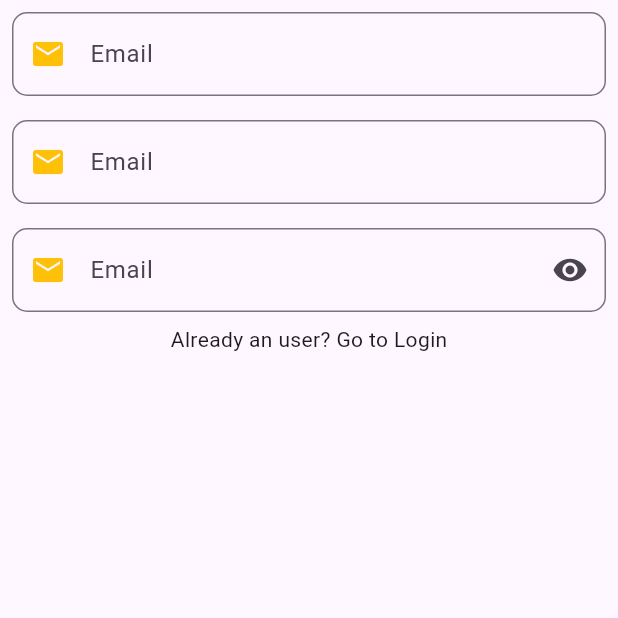
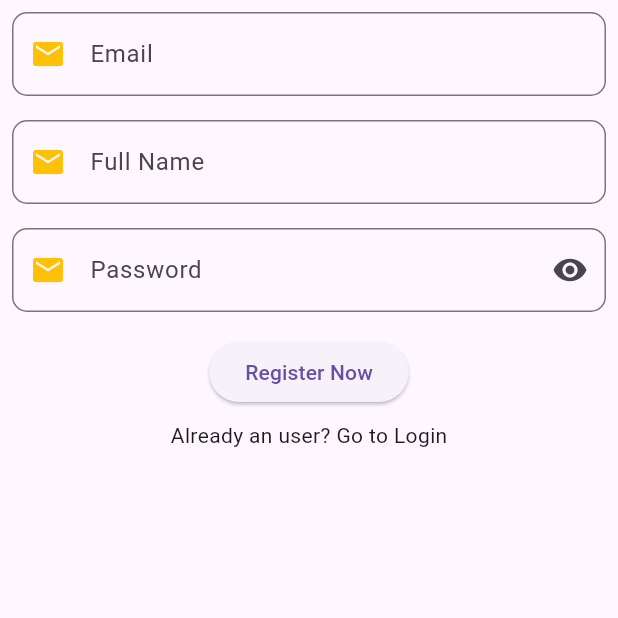
Before and after one commit to ritishbhardwaj/chat_app_flutter, a Flutter app: the screen it shows after launch, after a tap on an icon or button, on a phone screen of 412 x 824 dp, the top half of it. Run offline on Flutter 3.47's test engine with Material 3 defaults, Android fonts, the phone set to English and light mode, and no system bars; our stand-ins replace firebase_auth, firebase_core; accounts and stored records are empty.

Commit message:
"adding textediting controller to get the values out of the registration form and defining the function to store the value in the firebase"

```diff
--- a/lib/main.dart
+++ b/lib/main.dart
@@ -1,11 +1,27 @@
 
 
 
+import 'package:chat_app/firebase_options.dart';
 import 'package:chat_app/screens/login_screen.dart';
+import 'package:firebase_core/firebase_core.dart';
 import 'package:flutter/material.dart';
 
-void main(){
-  runApp(ChatApp());
+void main() async{
+
+
+  // YE line barhi important hai before continuing
+  //it ensures ki platform engine(on our local machine) chaalu ho chuka hai   like ios ka ios platform se and android ka android vale se
+  // so it is very important line
+  //this firebase engine then connects to the firebase platform and ensure the flow
+
+  WidgetsFlutterBinding.ensureInitialized();
+
+  // This line is being added via copy pasting from firebase site
+  await Firebase.initializeApp(
+    options: DefaultFirebaseOptions.currentPlatform,
+);
+
+  runApp(const ChatApp());
 }
 
 
--- a/lib/screens/login_screen.dart
+++ b/lib/screens/login_screen.dart
@@ -8,9 +8,10 @@ import 'package:chat_app/widgets/custom_text_field_widget.dart';
 import 'package:flutter/material.dart';
 
 class LoginScreen extends StatelessWidget {
-  const LoginScreen({super.key});
+   LoginScreen({super.key});
 
-
+  final passwordController = TextEditingController();
+  final emailController = TextEditingController();
 
 
   @override
@@ -22,8 +23,8 @@ class LoginScreen extends StatelessWidget {
           Text("Login", style:titleTextStyle,),
 
           //Email Vala Box
-          CustomTextField(hintText: "Email", isPassword: false, icon:Icons.email),
-          CustomTextField(hintText: "Password", isPassword: true, icon:Icons.lock),
+          CustomTextField(hintText: "Email", isPassword: false, icon:Icons.email,controller: emailController),
+          CustomTextField(hintText: "Password", isPassword: true, icon:Icons.lock, controller: passwordController,),
 
 
 
@@ -41,6 +42,7 @@ class LoginScreen extends StatelessWidget {
       ),
     );
   }
+  // Future<void>
 }
 
 // class CustomTextField extends StatelessWidget {
--- a/lib/screens/registration_screen.dart
+++ b/lib/screens/registration_screen.dart
@@ -1,21 +1,40 @@
 
 
 
+import 'dart:developer';
+
 import 'package:chat_app/widgets/custom_text_field_widget.dart';
+import 'package:firebase_auth/firebase_auth.dart';
 import 'package:flutter/material.dart';
 
 class RegistrationPage extends StatelessWidget {
-  const RegistrationPage({super.key});
+   RegistrationPage({super.key});
+
+  final nameController= TextEditingController();
+  final emailController= TextEditingController();
+  final passwordController= TextEditingController();
+
 
   @override
   Widget build(BuildContext context) {
     return Scaffold(
-      body: Column(
+      body: Center(
+        child: Column(
           children: [
 
-            CustomTextField(hintText: "Email", isPassword: false, icon: Icons.mail),
-            CustomTextField(hintText: "Full Name", isPassword: false, icon: Icons.mail),
-            CustomTextField(hintText: "Password", isPassword: true, icon: Icons.mail),
+              CustomTextField(hintText: "Email", isPassword: false, icon: Icons.mail, controller: emailController,),
+              CustomTextField(hintText: "Full Name", isPassword: false, icon: Icons.mail,controller: nameController),
+              CustomTextField(hintText: "Password", isPassword: true, icon: Icons.mail,controller: passwordController),
+
+              Padding(
+                padding: const EdgeInsets.all(8.0),
+                child: ElevatedButton(onPressed: (){
+
+                },
+                 child: Text("Register Now")
+
+                                ),
+              ),
 
               GestureDetector(
                 onTap: (){
@@ -25,6 +44,21 @@ class RegistrationPage extends StatelessWidget {
                 ),
           ],
         ),
+      ),
     );
   }
+  // Future<void> registerNewUser(String email , String password) async{
+  Future<void> registerNewUser() async{
+
+    final email = emailController.text;
+    final password=passwordController.text;
+    FirebaseAuth.instance.
+    createUserWithEmailAndPassword(email: email , password: password)
+    .then((value){
+
+      // iss syntax ka mtlb hai
+      log(value.user!.uid);
+    });
+
   }
+}
--- a/lib/widgets/custom_text_field_widget.dart
+++ b/lib/widgets/custom_text_field_widget.dart
@@ -2,13 +2,15 @@ import 'package:flutter/material.dart';
 
 class CustomTextField extends StatefulWidget {
   const CustomTextField({
-    super.key, required this.hintText, required this.isPassword, required this.icon, this.validator,
+    super.key, required this.hintText, required this.isPassword, required this.icon, this.validator, required this.controller,
   });
 
   final String hintText ;
   final bool isPassword;
   final IconData icon;
   final String? Function(String?)? validator;
+
+  final TextEditingController controller;
 
   @override
   State<CustomTextField> createState() => _CustomTextFieldState();
@@ -23,12 +25,15 @@ class _CustomTextFieldState extends State<CustomTextField> {
       padding: const EdgeInsets.all(8.0),
       child: TextFormField(
 
+        controller: widget.controller,
+
         validator: widget.validator ,
 
         obscureText: widget.isPassword && showHidePassword,
 
         decoration: InputDecoration(
-          suffixIcon: widget.isPassword? IconButton(onPressed: (){
+          suffixIcon: widget.isPassword? IconButton(
+            onPressed: (){
             showHidePassword = !showHidePassword;
             setState(() {});
           },
@@ -37,7 +42,7 @@ class _CustomTextFieldState extends State<CustomTextField> {
 
           prefixIcon: Icon(widget.icon,color: Colors.amber,),
 
-          hintText: "Email",
+          hintText: widget.hintText,
 
           border: OutlineInputBorder(
             borderRadius: BorderRadius.all(Radius.circular(10))
--- a/pubspec.yaml
+++ b/pubspec.yaml
@@ -35,6 +35,9 @@ dependencies:
   # The following adds the Cupertino Icons font to your application.
   # Use with the CupertinoIcons class for iOS style icons.
   cupertino_icons: ^1.0.2
+  firebase_core: ^2.25.4
+  firebase_auth: ^4.17.4
+  cloud_firestore: ^4.15.4
 
 dev_dependencies:
   flutter_test:
```
Also changed, not shown: lib/firebase_options.dart (added), pubspec.lock, 8 other files. Lines whose indentation alone changed are shown as unchanged.
